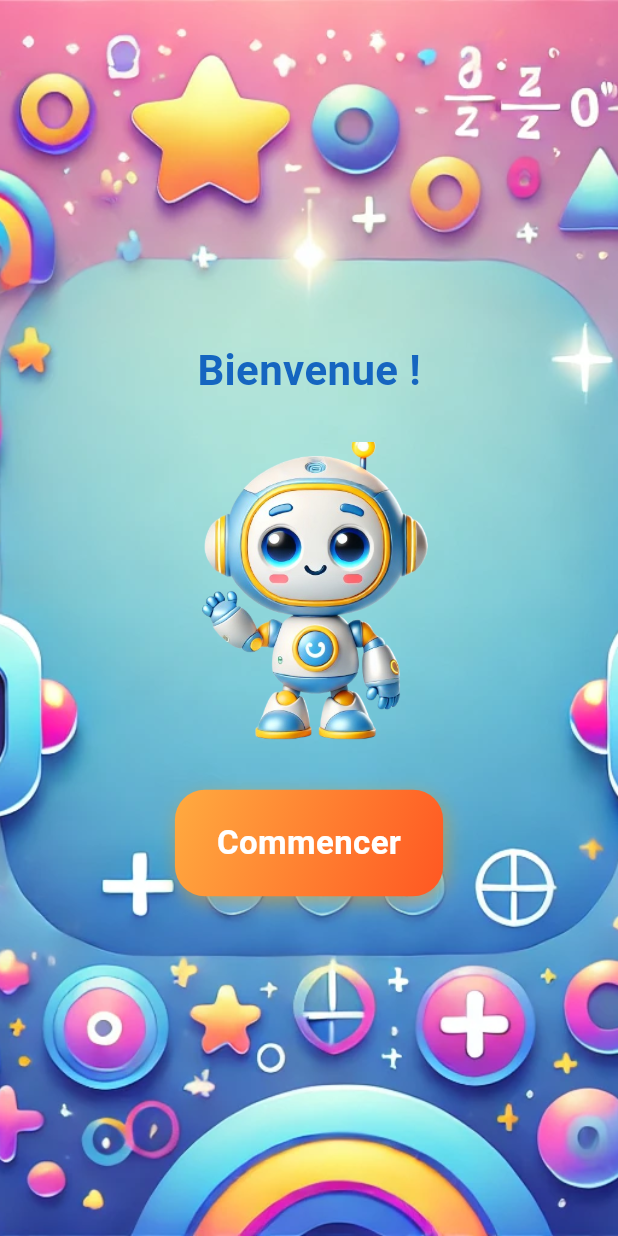
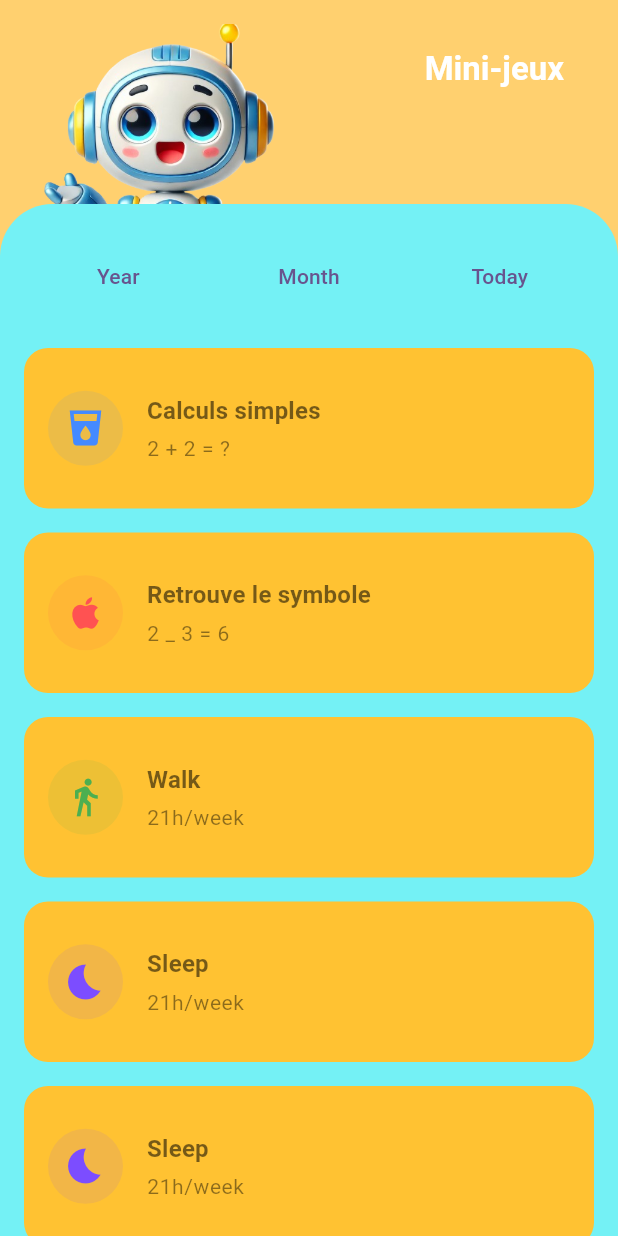
Before and after one commit to Jihen-Mlayeh/robot-rigolo, a Flutter app: the screen it shows after launch, after a tap on "Commencer", on a phone screen of 412 x 824 dp. Run offline on Flutter 3.47's test engine with Material 3 defaults, Android fonts, the light colour scheme and no system bars; our stand-ins replace google_fonts.

Commit message:
feat : new page GameListPage.dart

```diff
--- /dev/null
+++ b/lib/GameListPage.dart
@@ -0,0 +1,259 @@
+import 'package:flutter/material.dart';
+
+class GameListPage extends StatelessWidget {
+  const GameListPage({Key? key}) : super(key: key);
+
+  @override
+  Widget build(BuildContext context) {
+    // Couleurs principales (exemple)
+    final Color backgroundColor = const Color(0xFFFFD06F);
+    final Color cardColor = const Color(0xFFFFC232);
+    final Color transparentColor = Colors.transparent;
+    final Color gameContainerColor = Color(0xFF74F1F5);
+
+    return Scaffold(
+      backgroundColor: backgroundColor,
+      body: SafeArea(
+        child: SingleChildScrollView(
+          child: Padding(
+            padding: const EdgeInsets.symmetric(horizontal: 0, vertical: 16),
+            child: Stack(
+              children: [
+
+                Image.asset(
+                  'assets/images/QT/QT_speak.png',
+                  width: 200,
+                  height: 200,
+                  fit: BoxFit.contain,
+                  alignment: Alignment.topRight,
+                ),
+
+                Column(
+                  children: [
+
+                    Container(
+                      decoration: BoxDecoration(
+
+                        borderRadius: BorderRadius.circular(16),
+                      ),
+                      padding: const EdgeInsets.all(16),
+                      child: Row(
+
+                        mainAxisAlignment: MainAxisAlignment.end,
+                        children: [
+                          Text(
+                            'Mini-jeux',
+                            style: Theme.of(context).textTheme.titleLarge?.copyWith(
+                              color: Colors.white,
+                              fontWeight: FontWeight.bold,
+                            ),
+                          ),
+                          const SizedBox(width: 20),
+                        ],
+                      ),
+
+                    ),
+
+                    const SizedBox(height: 60),
+
+
+                    GameContainer(color: gameContainerColor, cardColor: cardColor)
+                    ,
+                  ],
+                )
+              ],
+            )
+
+            ,
+          ),
+        ),
+      ),
+    );
+  }
+}
+
+class GameContainer extends StatelessWidget {
+
+  final Color color;
+  final Color cardColor;
+
+
+  const GameContainer({
+    Key? key,
+
+
+    required this.color,
+    required this.cardColor,
+  }) : super(key: key);
+
+  @override
+  Widget build(BuildContext context) {
+    return Container(
+      padding: const EdgeInsets.all(16),
+      decoration: BoxDecoration(
+        color: color,
+
+        borderRadius: BorderRadius.circular(35),
+      ),
+      child: Column(
+        children: [
+          Container(
+            padding: const EdgeInsets.symmetric(vertical: 8),
+            decoration: BoxDecoration(
+              color: Colors.transparent,
+              borderRadius: BorderRadius.circular(16),
+            ),
+            child: Row(
+              mainAxisAlignment: MainAxisAlignment.spaceEvenly,
+              children: [
+                TextButton(
+                  onPressed: () {},
+                  child: const Text('Year'),
+                ),
+                const VerticalDivider(
+                  width: 1,
+                  thickness: 1,
+                  indent: 8,
+                  endIndent: 8,
+                  color: Colors.grey,
+                ),
+                TextButton(
+                  onPressed: () {},
+                  child: const Text('Month'),
+                ),
+                const VerticalDivider(
+                  width: 1,
+                  thickness: 1,
+                  indent: 8,
+                  endIndent: 8,
+                  color: Colors.grey,
+                ),
+                TextButton(
+                  onPressed: () {},
+                  child: const Text('Today'),
+                ),
+              ],
+            ),
+          ),
+
+          const SizedBox(height: 16),
+
+          // --- Cartes ou sections pour chaque statistique ---
+          _StatCard(
+            color: cardColor,
+            icon: Icons.local_drink,
+            title: 'Calculs simples',
+            subtitle: '2 + 2 = ?',
+            iconColor: Colors.blueAccent,
+          ),
+          const SizedBox(height: 16),
+          _StatCard(
+            color: cardColor,
+            icon: Icons.apple,
+            title: 'Retrouve le symbole',
+            subtitle: '2 _ 3 = 6',
+            iconColor: Colors.redAccent,
+          ),
+          const SizedBox(height: 16),
+          _StatCard(
+            color: cardColor,
+            icon: Icons.directions_walk,
+            title: 'Walk',
+            subtitle: '21h/week',
+            iconColor: Colors.green,
+          ),
+          const SizedBox(height: 16),
+          _StatCard(
+            color: cardColor,
+            icon: Icons.bedtime,
+            title: 'Sleep',
+            subtitle: '21h/week',
+            iconColor: Colors.deepPurpleAccent,
+          ),
+          const SizedBox(height: 16),
+          _StatCard(
+            color: cardColor,
+            icon: Icons.bedtime,
+            title: 'Sleep',
+            subtitle: '21h/week',
+            iconColor: Colors.deepPurpleAccent,
+          ),
+          const SizedBox(height: 16),
+          _StatCard(
+            color: cardColor,
+            icon: Icons.bedtime,
+            title: 'Sleep',
+            subtitle: '21h/week',
+            iconColor: Colors.deepPurpleAccent,
+          )
+        ],
+      ),
+    );
+  }
+}
+
+class _StatCard extends StatelessWidget {
+  final Color color;
+  final IconData icon;
+  final String title;
+  final String subtitle;
+  final Color iconColor;
+
+  const _StatCard({
+    Key? key,
+    required this.color,
+    required this.icon,
+    required this.title,
+    required this.subtitle,
+    required this.iconColor,
+  }) : super(key: key);
+
+  @override
+  Widget build(BuildContext context) {
+    return Container(
+      padding: const EdgeInsets.all(16),
+      decoration: BoxDecoration(
+        color: color,
+        borderRadius: BorderRadius.circular(16),
+      ),
+      child: Row(
+        children: [
+          // Icône
+          Container(
+            width: 50,
+            height: 75,
+            decoration: BoxDecoration(
+              color: iconColor.withOpacity(0.1),
+              shape: BoxShape.circle,
+            ),
+            child: Icon(
+              icon,
+              color: iconColor,
+              size: 28,
+            ),
+          ),
+          const SizedBox(width: 16),
+          // Titre et sous-titre
+          Column(
+            crossAxisAlignment: CrossAxisAlignment.start,
+            children: [
+              Text(
+                title,
+                style: Theme.of(context).textTheme.titleMedium?.copyWith(
+                  fontWeight: FontWeight.bold,
+                ),
+              ),
+              const SizedBox(height: 4),
+              Text(
+                subtitle,
+                style: Theme.of(context).textTheme.bodySmall?.copyWith(
+                  fontSize: 14,
+                ),
+              ),
+            ],
+          ),
+        ],
+      ),
+    );
+  }
+}
--- a/lib/main.dart
+++ b/lib/main.dart
@@ -1,5 +1,6 @@
 import 'package:calculs/ButtonMain.dart';
 import 'package:calculs/ChoiceExPage.dart';
+import 'package:calculs/GameListPage.dart';
 import 'package:flutter/material.dart';
 
 void main() {
@@ -14,10 +15,28 @@ class MyApp extends StatelessWidget {
   Widget build(BuildContext context) {
     return MaterialApp(
       title: 'Flutter Demo',
+      debugShowCheckedModeBanner: false,
       theme: ThemeData(
 
         colorScheme: ColorScheme.fromSeed(seedColor: Colors.deepPurple),
         useMaterial3: true,
+        textTheme: const TextTheme(
+          titleLarge: TextStyle(
+            fontSize: 22,
+            fontWeight: FontWeight.bold,
+            color: Colors.black87,
+          ),
+          titleMedium: TextStyle(
+            fontSize: 16,
+            fontWeight: FontWeight.w600,
+            color: Colors.black54,
+          ),
+          bodySmall: TextStyle(
+            fontSize: 12,
+            fontWeight: FontWeight.normal,
+            color: Colors.black45,
+          ),
+        ),
       ),
       home: HomePage(),
     );
@@ -34,8 +53,6 @@ class _HomePageState extends State<HomePage> with TickerProviderStateMixin {
   late Animation<double> _animation;
   late Animation<double> _textOpacity;
 
-  bool isSpeaking = false; // État du robot (parle ou non)
-
   @override
   void initState() {
     super.initState();
@@ -50,28 +67,8 @@ class _HomePageState extends State<HomePage> with TickerProviderStateMixin {
       CurvedAnimation(parent: _controller, curve: Curves.easeInOut),
     );
 
-
-    // Démarrer l'animation de parole
-    _startSpeakingAnimation();
   }
 
-  void _startSpeakingAnimation() {
-    Future.delayed(Duration(seconds: 1), () {
-      if (mounted) {
-        setState(() {
-          isSpeaking = true; // Passe à l’image du robot qui parle
-        });
-
-        Future.delayed(Duration(seconds: 2), () {
-          if (mounted) {
-            setState(() {
-              isSpeaking = false; // Retour à l'image normale après 2 sec
-            });
-          }
-        });
-      }
-    });
-  }
 
   @override
   void dispose() {
@@ -108,7 +105,7 @@ class _HomePageState extends State<HomePage> with TickerProviderStateMixin {
                     return Transform.translate(
                       offset: Offset(0, _animation.value),
                       child: Image.asset(
-                        isSpeaking ? 'assets/images/QT/QT_speak.png' : 'assets/images/QT/QT_salute.png',
+                        'assets/images/QT/QT_salute.png',
                         width: 200,
                       ),
                     );
@@ -118,7 +115,9 @@ class _HomePageState extends State<HomePage> with TickerProviderStateMixin {
                 SizedBox(height: 40),
 
                 // Bouton "Commencer"
-                ButtonMain(text: "Commencer", onPressed: (){})
+                ButtonMain(text: "Commencer", onPressed: (){
+                  Navigator.push(context, MaterialPageRoute(builder: (context) => GameListPage()));
+                })
               ],
             ),
           ],
```
Also changed, not shown: assets/images/other/sun.png (added), 14 other files.
